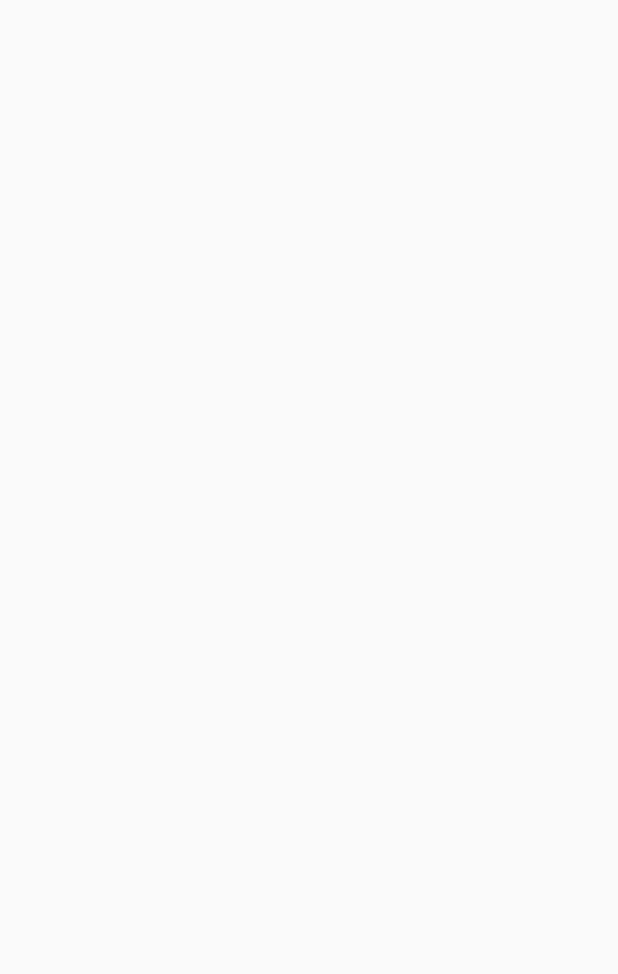
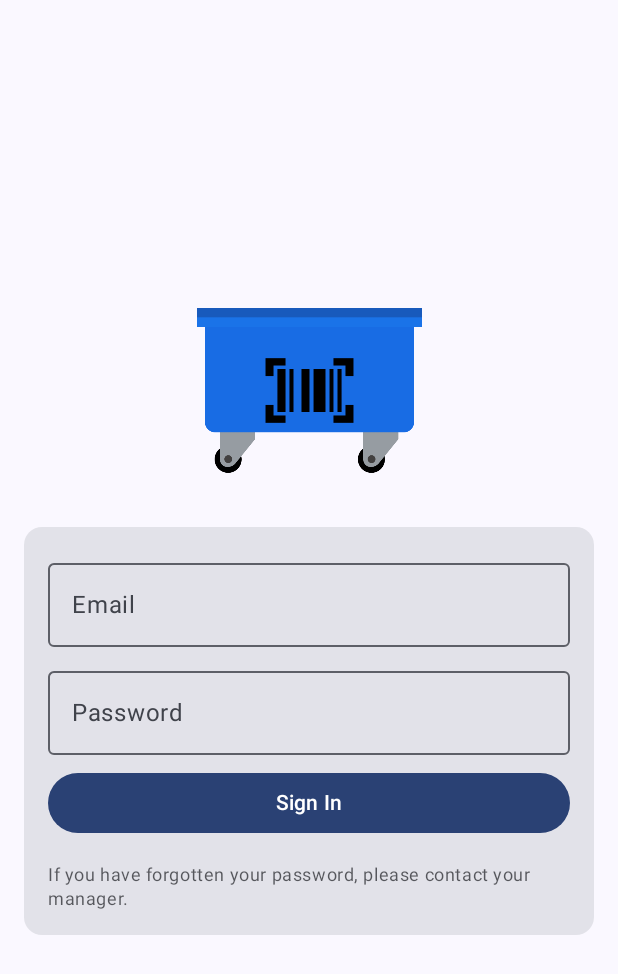
Before and after one commit to salihaslantas/ScanStream, an Android app built with Jetpack Compose: the screen it shows after launch (MainActivity), on a phone screen of 412 x 824 dp. Before the commit the part shown is empty. Shown: the top 974 px of the screen. Run offline under Robolectric (Android 15) with nearby library versions, the phone set to English and light mode, and no system bars; our stand-ins replace Firebase (no records; nobody signed in at launch, a user with empty details on screens opened directly).

Commit message:
LoginScreen added

```diff
--- a/app/src/main/java/com/salihaslantas/scanstream/MainActivity.kt
+++ b/app/src/main/java/com/salihaslantas/scanstream/MainActivity.kt
@@ -1,37 +1,72 @@
 package com.salihaslantas.scanstream
 
+import android.app.Application
 import android.os.Bundle
+import android.util.Log
 import androidx.activity.ComponentActivity
 import androidx.activity.compose.setContent
 import androidx.activity.enableEdgeToEdge
+import androidx.compose.foundation.layout.Box
 import androidx.compose.foundation.layout.fillMaxSize
 import androidx.compose.foundation.layout.padding
 import androidx.compose.material3.Scaffold
 import androidx.compose.material3.Text
 import androidx.compose.runtime.Composable
+import androidx.compose.runtime.remember
+import androidx.compose.ui.Alignment
 import androidx.compose.ui.Modifier
 import androidx.compose.ui.tooling.preview.Preview
+import androidx.navigation.NavType
+import androidx.navigation.compose.NavHost
+import androidx.navigation.compose.composable
 import androidx.navigation.compose.rememberNavController
+import androidx.navigation.navArgument
+import com.google.firebase.Firebase
+import com.google.firebase.auth.FirebaseAuth
+import com.google.firebase.auth.auth
+import com.google.firebase.firestore.FirebaseFirestore
+import com.google.firebase.firestore.firestore
 import com.salihaslantas.scanstream.ui.theme.ScanStreamTheme
+import com.salihaslantas.scanstream.view.LoginScreen
+import com.salihaslantas.scanstream.viewmodel.AuthenticationViewModel
 
 class MainActivity : ComponentActivity() {
+    private lateinit var auth: FirebaseAuth
+    private lateinit var db: FirebaseFirestore
     override fun onCreate(savedInstanceState: Bundle?) {
         super.onCreate(savedInstanceState)
         enableEdgeToEdge()
+        auth = Firebase.auth
+        db = Firebase.firestore
+
         setContent {
             ScanStreamTheme {
-                val navController = rememberNavController()
+                Scaffold { innerPadding ->
+                    Box(
+                        modifier = Modifier.padding(innerPadding),
+                    ) {
+                        val navController = rememberNavController()
+                        val currentUser = auth.currentUser
+                        NavHost(
+                            navController = navController,
+                            startDestination = "start_destination"
+                        ) {
+                            composable("start_destination") {
+                                if (currentUser != null) {
 
+                                } else {
+                                    LoginScreen(
+                                        authenticationViewModel = AuthenticationViewModel(
+                                            Application()
+                                        ), navController = navController
+                                    )
+                                }
+                            }
+                        }
+                    }
+                }
             }
+
         }
     }
 }
-
-
-@Preview(showBackground = true)
-@Composable
-fun GreetingPreview() {
-    ScanStreamTheme {
-
-    }
-}
--- /dev/null
+++ b/app/src/main/java/com/salihaslantas/scanstream/view/LoginScreen.kt
@@ -0,0 +1,117 @@
+package com.salihaslantas.scanstream.view
+
+import android.widget.Toast
+import androidx.compose.foundation.Image
+import androidx.compose.foundation.layout.*
+import androidx.compose.foundation.shape.RoundedCornerShape
+import androidx.compose.material3.*
+import androidx.compose.runtime.*
+import androidx.compose.ui.Alignment
+import androidx.compose.ui.Modifier
+import androidx.compose.ui.graphics.Color
+import androidx.compose.ui.layout.ContentScale
+import androidx.compose.ui.platform.LocalContext
+import androidx.compose.ui.res.painterResource
+import androidx.compose.ui.text.input.PasswordVisualTransformation
+import androidx.compose.ui.unit.dp
+import androidx.lifecycle.viewmodel.compose.viewModel
+import androidx.navigation.NavController
+import com.salihaslantas.scanstream.R
+import com.salihaslantas.scanstream.viewmodel.AuthenticationViewModel
+import com.salihaslantas.scanstream.viewmodel.SignInResult
+
+@Composable
+fun LoginScreen(
+    navController: NavController,
+    authenticationViewModel: AuthenticationViewModel = viewModel()
+) {
+    val context = LocalContext.current
+    var email by remember { mutableStateOf("") }
+    var password by remember { mutableStateOf("") }
+    val signInState by authenticationViewModel.signInState.collectAsState()
+    Box(
+        modifier = Modifier.fillMaxSize(),
+        contentAlignment = Alignment.Center
+    ) {
+        Column(
+            horizontalAlignment = Alignment.CenterHorizontally
+        ) {
+            Image(
+                painter = painterResource(id = R.drawable.box),
+                contentDescription = "App Logo",
+                modifier = Modifier
+                    .size(150.dp)
+                    .align(Alignment.CenterHorizontally),
+                contentScale = ContentScale.Fit
+            )
+            Card(
+                shape = RoundedCornerShape(12.dp),
+                modifier = Modifier.padding(16.dp)
+            ) {
+                Column(
+                    modifier = Modifier.padding(16.dp),
+                    verticalArrangement = Arrangement.spacedBy(8.dp)
+                ) {
+                    OutlinedTextField(
+                        value = email,
+                        onValueChange = { email = it },
+                        label = { Text("Email") },
+                        modifier = Modifier.fillMaxWidth()
+                    )
+
+                    OutlinedTextField(
+                        value = password,
+                        onValueChange = { password = it },
+                        label = { Text("Password") },
+                        visualTransformation = PasswordVisualTransformation(),
+                        modifier = Modifier.fillMaxWidth()
+                    )
+
+                    Button(
+                        onClick = {
+                            authenticationViewModel.signIn(email, password) { role ->
+                                if (signInState == SignInResult.Success) {
+                                    when (role) {
+                                        "manager" -> navController.navigate("manager_screen")
+                                        "operator" -> navController.navigate("operator_screen")
+                                        else -> Toast.makeText(
+                                            context,
+                                            "Unknown role",
+                                            Toast.LENGTH_SHORT
+                                        ).show()
+                                    }
+                                }
+                            }
+                        },
+                        modifier = Modifier.fillMaxWidth()
+                    ) {
+                        Text("Sign In")
+                    }
+                    // Show Loading or Error Messages
+                    when (signInState) {
+                        is SignInResult.Loading -> CircularProgressIndicator(
+                            modifier = Modifier.align(
+                                Alignment.CenterHorizontally
+                            )
+                        )
+
+                        is SignInResult.Error -> Text(
+                            text = (signInState as SignInResult.Error).message,
+                            color = Color.Red,
+                            modifier = Modifier.align(Alignment.CenterHorizontally)
+                        )
+
+                        else -> {}
+                    }
+
+                    Text(
+                        text = "If you have forgotten your password, please contact your manager.",
+                        style = MaterialTheme.typography.bodySmall,
+                        modifier = Modifier.padding(top = 8.dp),
+                        color = MaterialTheme.colorScheme.onSurface.copy(alpha = 0.7f)
+                    )
+                }
+            }
+        }
+    }
+}
```
Also changed, not shown: app/src/main/res/drawable/box.png (added).
